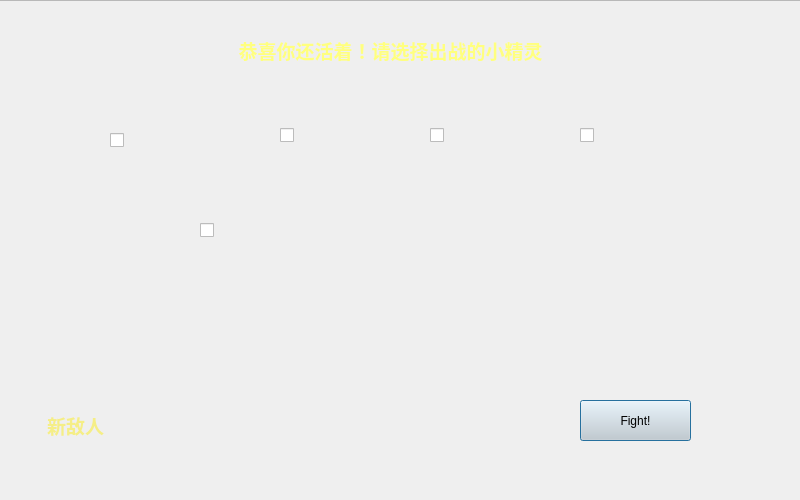
Above: prepare.ui from huangtianyitim1/Towerdefense before the change. Below: the same form after it.
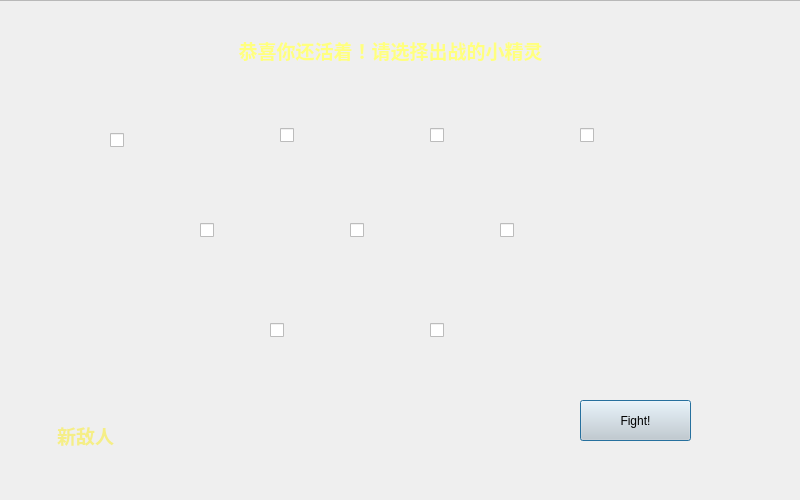
That is the form after the change. Icons and pictures are not drawn.

What changed in the file:
```diff
--- a/prepare.ui
+++ b/prepare.ui
@@ -142,8 +142,8 @@
      <rect>
       <x>80</x>
       <y>410</y>
-      <width>91</width>
-      <height>31</height>
+      <width>111</width>
+      <height>51</height>
      </rect>
     </property>
     <property name="styleSheet">
@@ -217,6 +217,70 @@
      <string/>
     </property>
    </widget>
+   <widget class="QCheckBox" name="pikaqiu">
+    <property name="geometry">
+     <rect>
+      <x>400</x>
+      <y>190</y>
+      <width>81</width>
+      <height>81</height>
+     </rect>
+    </property>
+    <property name="styleSheet">
+     <string notr="true">border-image: url(:/images/260px-025Pikachu_副本.png);</string>
+    </property>
+    <property name="text">
+     <string/>
+    </property>
+   </widget>
+   <widget class="QCheckBox" name="jidongniao">
+    <property name="geometry">
+     <rect>
+      <x>550</x>
+      <y>190</y>
+      <width>81</width>
+      <height>81</height>
+     </rect>
+    </property>
+    <property name="styleSheet">
+     <string notr="true">border-image: url(:/images/474eea131cc5b88821176156e14aff3b_副本.png);</string>
+    </property>
+    <property name="text">
+     <string/>
+    </property>
+   </widget>
+   <widget class="QCheckBox" name="menghuan">
+    <property name="geometry">
+     <rect>
+      <x>320</x>
+      <y>290</y>
+      <width>81</width>
+      <height>81</height>
+     </rect>
+    </property>
+    <property name="styleSheet">
+     <string notr="true">border-image: url(:/images/e45f6aba011ed5c4d4cf01d5f989fbce_副本.png);</string>
+    </property>
+    <property name="text">
+     <string/>
+    </property>
+   </widget>
+   <widget class="QCheckBox" name="ladiousi">
+    <property name="geometry">
+     <rect>
+      <x>480</x>
+      <y>290</y>
+      <width>81</width>
+      <height>81</height>
+     </rect>
+    </property>
+    <property name="styleSheet">
+     <string notr="true">border-image: url(:/images/8e9373cdc6939f2fc7ed6d3c0ed72361_副本.png);</string>
+    </property>
+    <property name="text">
+     <string/>
+    </property>
+   </widget>
   </widget>
  </widget>
  <resources/>
```
Left out of the diff: 3 changed lines with no effect on the pictures.
